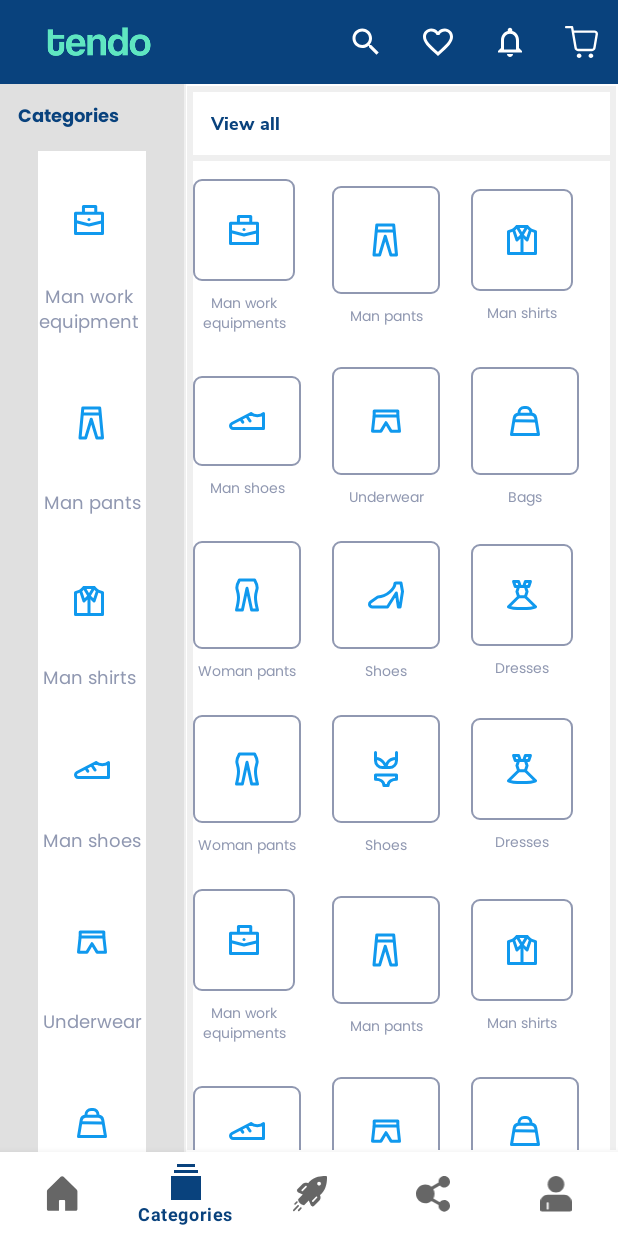
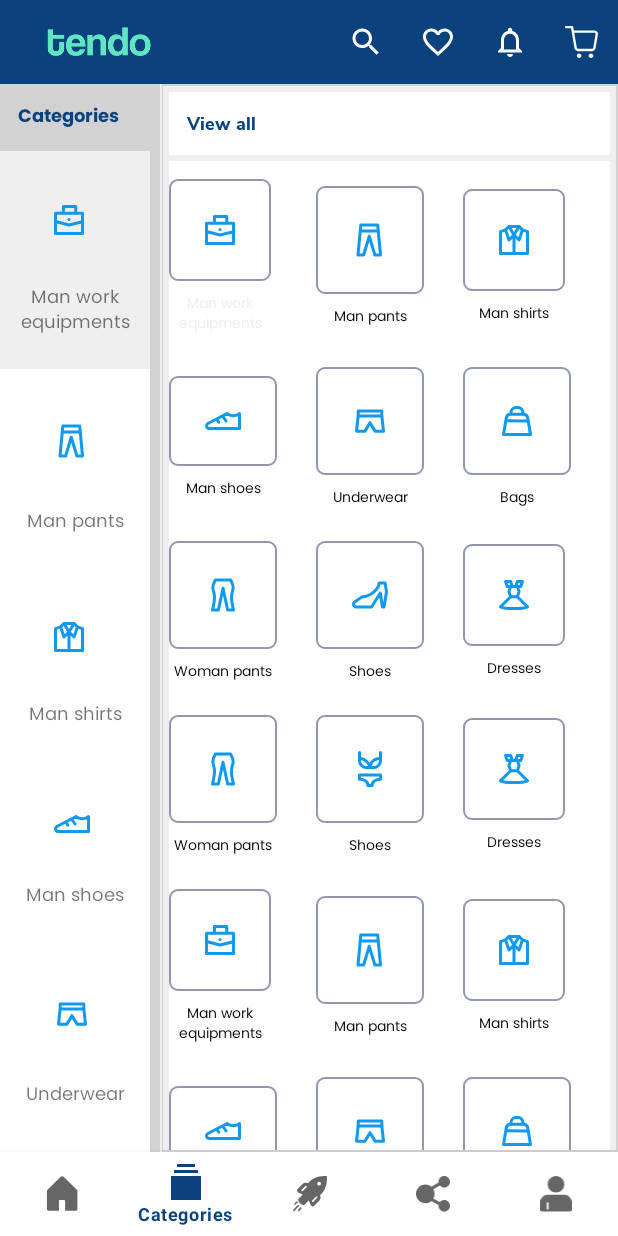
Before and after one commit to hudeyfamoha2030/My-Application, an Android app: the CategoriesFragment screen opened through its navigation route, on a phone screen of 412 x 824 dp. Run offline under Robolectric (Android 15) with nearby library versions, the phone set to English and light mode, and no system bars; our stand-ins replace data binding, navigation-ui.

Commit message:
update ui

```diff
--- a/app/src/main/java/com/example/tendoapp/ui/main/adapter/CategoriesAdapterHome.kt
+++ b/app/src/main/java/com/example/tendoapp/ui/main/adapter/CategoriesAdapterHome.kt
@@ -1,12 +1,14 @@
 package com.example.tendoapp.ui.main.adapter
 
 import android.content.Context
+import android.graphics.Color
 import android.graphics.drawable.Drawable
 import android.view.LayoutInflater
 import android.view.View
 import android.view.ViewGroup
 import android.widget.Button
 import android.widget.ImageView
+import android.widget.LinearLayout
 import android.widget.TextView
 import androidx.recyclerview.widget.RecyclerView
 import com.example.tendoapp.R
@@ -18,6 +20,9 @@ import kotlinx.android.synthetic.main.recyclerview_layout_item_category.view.*
 class CategoriesAdapterHome(var context: Context) : RecyclerView.Adapter<CategoriesAdapterHome.ViewHolder>() {
 
     var  dataList = emptyList<Category>()
+    companion object {
+        var last_position = 0
+    }
 
     internal fun setDataList(dataList: List<Category>){
         this.dataList = dataList
@@ -26,6 +31,7 @@ class CategoriesAdapterHome(var context: Context) : RecyclerView.Adapter<Categor
     class ViewHolder(itemView: View) : RecyclerView.ViewHolder(itemView){
         var img_icon: ImageView =itemView.img_icon
         var tv_name: TextView =itemView.tv_name
+        var linearLayout:LinearLayout =itemView.linearLayout
 
     }
 
@@ -42,6 +48,18 @@ class CategoriesAdapterHome(var context: Context) : RecyclerView.Adapter<Categor
         var data = dataList[position]
         holder.tv_name.text = data.value
         holder.img_icon.setImageResource(data.image)
+        holder.linearLayout.setOnClickListener {
+            last_position=position;
+            notifyDataSetChanged();
+        }
+        if(last_position==position){
+            holder.tv_name.setTextColor(Color.parseColor("#EFEFEF"));
+        }
+        else
+        {
+            holder.tv_name.setTextColor(Color.parseColor("#000000"));
+        }
+
     }
 
     override fun getItemCount() = dataList.size
--- a/app/src/main/java/com/example/tendoapp/ui/main/adapter/CategoriesAdapterMain.kt
+++ b/app/src/main/java/com/example/tendoapp/ui/main/adapter/CategoriesAdapterMain.kt
@@ -1,12 +1,14 @@
 package com.example.tendoapp.ui.main.adapter
 
 import android.content.Context
+import android.graphics.Color
 import android.graphics.drawable.Drawable
 import android.view.LayoutInflater
 import android.view.View
 import android.view.ViewGroup
 import android.widget.Button
 import android.widget.ImageView
+import android.widget.LinearLayout
 import android.widget.TextView
 import androidx.recyclerview.widget.RecyclerView
 import com.example.tendoapp.R
@@ -19,6 +21,10 @@ class CategoriesAdapterMain(var context: Context) : RecyclerView.Adapter<Categor
 
     var  dataList = emptyList<Category>()
 
+    companion object {
+        var last_position = 0
+    }
+
     internal fun setDataList(dataList: List<Category>){
         this.dataList = dataList
         notifyDataSetChanged()
@@ -26,6 +32,8 @@ class CategoriesAdapterMain(var context: Context) : RecyclerView.Adapter<Categor
     class ViewHolder(itemView: View) : RecyclerView.ViewHolder(itemView){
         var img_icon: ImageView =itemView.img_icon
         var tv_name: TextView =itemView.tv_name
+        var linearLayout: LinearLayout =itemView.linearLayout
+
 
     }
 
@@ -42,6 +50,18 @@ class CategoriesAdapterMain(var context: Context) : RecyclerView.Adapter<Categor
         var data = dataList[position]
         holder.tv_name.text = data.value
         holder.img_icon.setImageResource(data.image)
+        holder.linearLayout.setOnClickListener {
+            CategoriesAdapterHome.last_position =position;
+            notifyDataSetChanged();
+        }
+        if(CategoriesAdapterHome.last_position ==position){
+            holder.linearLayout.setBackgroundColor(Color.parseColor("#EFEFEF"));
+
+        }
+        else
+        {
+            holder.linearLayout.setBackgroundColor(Color.parseColor("#ffffff"));
+        }
     }
 
     override fun getItemCount() = dataList.size
--- a/app/src/main/res/layout/fragment_categories.xml
+++ b/app/src/main/res/layout/fragment_categories.xml
@@ -3,11 +3,13 @@
 <layout xmlns:android="http://schemas.android.com/apk/res/android"
     xmlns:app="http://schemas.android.com/apk/res-auto"
     xmlns:tools="http://schemas.android.com/tools"
+    android:background="@color/background_color"
     tools:context=".ui.main.view.fragments.CategoriesFragment">
 
     <androidx.coordinatorlayout.widget.CoordinatorLayout
         android:layout_width="match_parent"
         android:layout_height="match_parent"
+        android:background="@color/background_color"
         android:fitsSystemWindows="true">
 
 
@@ -41,16 +43,17 @@
                             android:layout_height="match_parent"
                             android:background="@color/material_on_surface_stroke"
                             android:orientation="vertical"
-                            app:layout_constraintGuide_percent="0.3" />
+                            app:layout_constraintGuide_percent="0.26" />
 
                         <LinearLayout
-                            android:layout_width="0dp"
+                            android:layout_width="match_parent"
                             android:layout_height="match_parent"
                             android:background="@color/material_on_surface_stroke"
                             android:orientation="vertical"
-                            android:gravity="center"
                             app:layout_constraintBottom_toBottomOf="parent"
                             app:layout_constraintLeft_toLeftOf="parent"
+                            android:layout_margin="@dimen/dimen_0"
+                            android:padding="@dimen/dimen_0"
                             app:layout_constraintRight_toLeftOf="@+id/center_guideline"
                             app:layout_constraintTop_toTopOf="parent">
                             <TextView
@@ -61,12 +64,12 @@
                                 android:textColor="@color/primary"
                                 android:fontFamily="@font/poppins_bold"
                                 android:padding="12dp"/>
+
                             <androidx.recyclerview.widget.RecyclerView
                                 android:id="@+id/recyclerviewCategoriesHome"
+                                android:layout_width="match_parent"
+                                android:layout_height="wrap_content"
                                 android:layout_gravity="center"
-                                android:background="@color/white"
-                                android:layout_width="wrap_content"
-                                android:layout_height="wrap_content"
                                 android:clipToPadding="true"
                                 android:nestedScrollingEnabled="false" />
 
@@ -82,7 +85,7 @@
                         <LinearLayout
                             android:layout_width="0dp"
                             android:layout_height="match_parent"
-                            android:background="#EFEFEF"
+                            android:background="@color/background_color"
                             android:orientation="vertical"
                             app:layout_constraintBottom_toBottomOf="parent"
                             android:layout_margin="1dp"
@@ -106,7 +109,7 @@
                                 android:layout_width="match_parent"
                                 android:layout_marginStart="4dp"
                                 android:layout_marginEnd="4dp"
-                                android:layout_height="wrap_content"
+                                android:layout_height="match_parent"
                                 android:clipToPadding="true"
                                 android:nestedScrollingEnabled="false" />
 
--- a/app/src/main/res/layout/item_category_main.xml
+++ b/app/src/main/res/layout/item_category_main.xml
@@ -1,16 +1,16 @@
 <?xml version="1.0" encoding="utf-8"?>
-<androidx.constraintlayout.widget.ConstraintLayout xmlns:android="http://schemas.android.com/apk/res/android"
-    android:layout_width="wrap_content"
-    android:layout_height="wrap_content"
-    xmlns:app="http://schemas.android.com/apk/res-auto">
 
     <LinearLayout
-        android:layout_width="wrap_content"
+    xmlns:android="http://schemas.android.com/apk/res/android"
+    xmlns:app="http://schemas.android.com/apk/res-auto"
+        android:id="@+id/linearLayout"
+        android:layout_width="100dp"
         android:layout_height="wrap_content"
         app:layout_constraintTop_toTopOf="parent"
         app:layout_constraintLeft_toLeftOf="parent"
         app:layout_constraintBottom_toBottomOf="parent"
-        android:layout_marginTop="12sp"
+        android:padding="12sp"
+        android:background="?attr/selectableItemBackgroundBorderless"
         app:layout_constraintRight_toRightOf="parent"
         android:orientation="vertical">
         <LinearLayout
@@ -37,10 +37,7 @@
         android:gravity="center"
         android:paddingTop="8dp"
         android:text="manshirt"
-            android:textColor="@color/text_create_account"
         android:textSize="12sp" />
 
 
     </LinearLayout>
-
-</androidx.constraintlayout.widget.ConstraintLayout>
--- a/app/src/main/res/layout/item_category_type.xml
+++ b/app/src/main/res/layout/item_category_type.xml
@@ -5,12 +5,15 @@
     xmlns:app="http://schemas.android.com/apk/res-auto">
 
     <LinearLayout
+        android:id="@+id/linearLayout"
         android:layout_width="wrap_content"
         android:layout_height="wrap_content"
         app:layout_constraintTop_toTopOf="parent"
         app:layout_constraintLeft_toLeftOf="parent"
         app:layout_constraintBottom_toBottomOf="parent"
         android:layout_marginTop="12sp"
+        android:clickable="true"
+        android:background="?attr/selectableItemBackgroundBorderless"
         app:layout_constraintRight_toRightOf="parent"
         android:orientation="vertical">
         <LinearLayout
--- a/app/src/main/res/values/colors.xml
+++ b/app/src/main/res/values/colors.xml
@@ -25,5 +25,6 @@
 
     <color name="color_icons">#9098B1</color>
     <color name="tv_receipt_title">#9098B1</color>
+    <color name="background_color">#EFEFEF</color>
 
 </resources>
```
Also changed, not shown: app/src/main/AndroidManifest.xml (+7 -4 lines), app/src/main/java/com/example/tendoapp/ui/main/view/activities/FirstFragment.kt (added, +45 -0 lines), app/src/main/java/com/example/tendoapp/ui/main/view/activities/OrdersActivity.kt (added, +41 -0 lines), app/src/main/java/com/example/tendoapp/ui/main/view/activities/SecondFragment.kt (added, +45 -0 lines), app/src/main/res/drawable/selector.xml (added, +14 -0 lines), app/src/main/res/layout/activity_orders.xml (added, +34 -0 lines), app/src/main/res/layout/content_orders.xml (added, +19 -0 lines), app/src/main/res/layout/fragment_first.xml (added, +28 -0 lines), app/src/main/res/layout/fragment_second.xml (added, +27 -0 lines), app/src/main/res/navigation/nav_graph.xml (added, +28 -0 lines), app/src/main/res/values/strings.xml (+9 -0 lines). Lines whose indentation alone changed are shown as unchanged.
